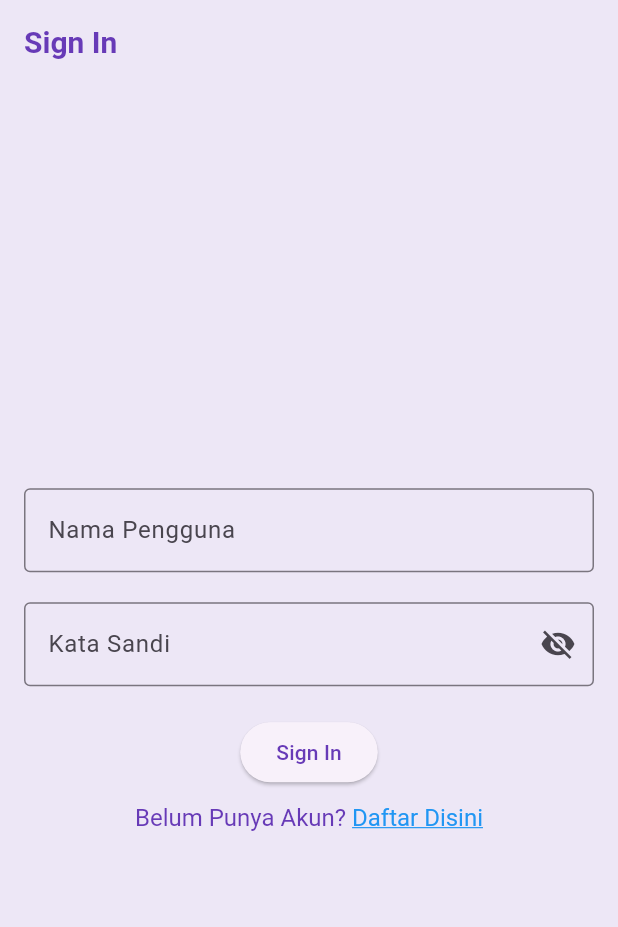
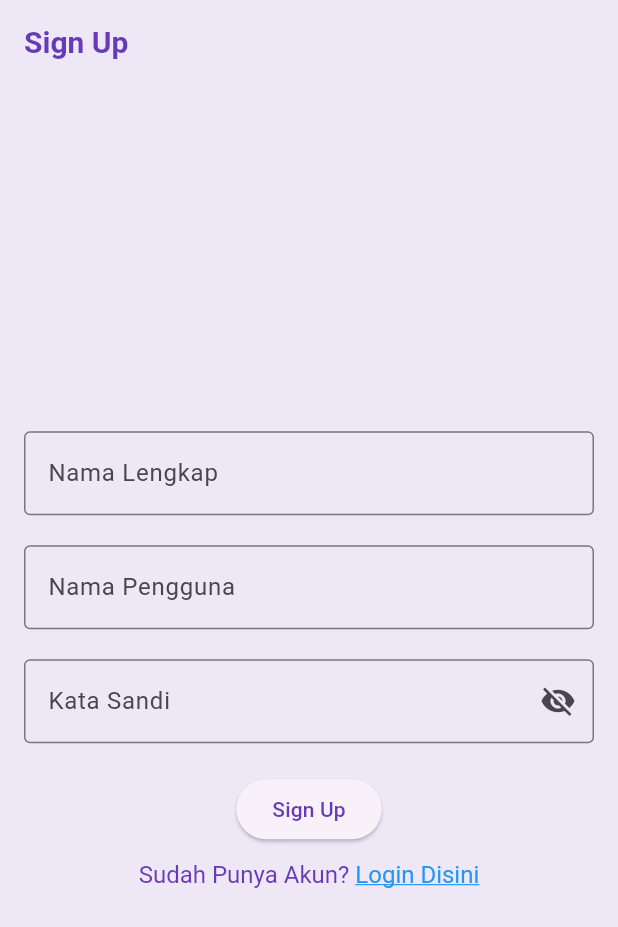
Before and after one commit to stevennvl/prj_wisatacandisi51, a Flutter app: the screen it shows after launch, on a phone screen of 412 x 824 dp. Shown: the top 927 px of the screen. Run offline on Flutter 3.47's test engine with Material 2 defaults, Android fonts, the phone set to English and light mode, and no system bars.

Commit message:
Penambahan SignUp Screen

```diff
--- a/lib/main.dart
+++ b/lib/main.dart
@@ -3,6 +3,7 @@ import 'package:prj_wisatacandisi51/widgets/detail_screen.dart';
 import 'package:prj_wisatacandisi51/data/candi_data.dart';
 import 'package:prj_wisatacandisi51/widgets/profile_screen.dart';
 import 'package:prj_wisatacandisi51/widgets/signin_screen.dart';
+import 'package:prj_wisatacandisi51/widgets/signup_screen.dart';
 
 void main() {
   runApp(const MyApp());
@@ -29,7 +30,7 @@ class MyApp extends StatelessWidget {
                 primary: Colors.deepPurple, surface: Colors.deepPurple[50]),
         useMaterial3: true,
       ),
-      home: const SignInScreen(),
+      home: const SignUpScreen(),
       // const ProfileScreen(),
       // DetailScreen(candi: candiList[0]),
     );
--- /dev/null
+++ b/lib/widgets/signup_screen.dart
@@ -0,0 +1,110 @@
+import 'package:flutter/gestures.dart';
+import 'package:flutter/material.dart';
+
+class SignUpScreen extends StatefulWidget {
+  const SignUpScreen({super.key});
+
+  @override
+  State<SignUpScreen> createState() => _SignUpScreenState();
+}
+
+class _SignUpScreenState extends State<SignUpScreen> {
+  // TODO: 1. Deklarasikan Variabel
+  final TextEditingController _fullNameController = TextEditingController();
+  final TextEditingController _usernameController = TextEditingController();
+  final TextEditingController _passwordController = TextEditingController();
+  String _errorText = '';
+  bool _isSigned = false;
+  bool _obscurePassword = true;
+
+  @override
+  Widget build(BuildContext context) {
+    return Scaffold(
+      // TODO: 2. Pasang Appbar
+      appBar: AppBar(
+        title: const Text("Sign Up"),
+      ),
+      // TODO: 3. Pasang body
+      body: Center(
+        child: SingleChildScrollView(
+          child: Padding(
+            padding: const EdgeInsets.all(16),
+            child: Form(
+              child: Column(
+                // TODO 4. Atur Main Axis Alignment dan Cross Axis Alignment
+                mainAxisAlignment: MainAxisAlignment.center,
+                crossAxisAlignment: CrossAxisAlignment.center,
+                children: [
+                  // TODO 5. Pasang TextFormField Nama Lengkap
+                  TextFormField(
+                    controller: _fullNameController,
+                    decoration: const InputDecoration(
+                        labelText: "Nama Lengkap",
+                        border: OutlineInputBorder()),
+                  ),
+                  const SizedBox(
+                    height: 20,
+                  ),
+                  // TODO 6. Pasang TextFormField Nama Pengguna
+                  TextFormField(
+                    controller: _usernameController,
+                    decoration: const InputDecoration(
+                        labelText: "Nama Pengguna",
+                        border: OutlineInputBorder()),
+                  ),
+                  // TODO 7. Pasang TextFormField Kata Sandi
+                  const SizedBox(
+                    height: 20,
+                  ),
+                  TextFormField(
+                    controller: _passwordController,
+                    decoration: InputDecoration(
+                        labelText: "Kata Sandi",
+                        errorText: _errorText.isNotEmpty ? _errorText : null,
+                        border: const OutlineInputBorder(),
+                        suffixIcon: IconButton(
+                          onPressed: () {
+                            setState(() {
+                              _obscurePassword = !_obscurePassword;
+                            });
+                          },
+                          icon: Icon(_obscurePassword
+                              ? Icons.visibility_off
+                              : Icons.visibility),
+                        )),
+                    obscureText: _obscurePassword,
+                  ),
+
+                  // TODO 8. Pasang Elevated Button Signed Up
+                  const SizedBox(height: 20),
+                  ElevatedButton(
+                      onPressed: () {}, child: const Text("Sign Up")),
+                  // TODO 9. Pasang TextButton Sign Up
+                  const SizedBox(height: 10),
+                  // TextButton(
+                  //     onPressed: () {},
+                  //     child: const Text("Belum Punya Akun? Daftar Disini")),
+                  RichText(
+                      text: TextSpan(
+                          text: "Sudah Punya Akun? ",
+                          style: const TextStyle(
+                              fontSize: 16, color: Colors.deepPurple),
+                          children: <TextSpan>[
+                        TextSpan(
+                          text: "Login Disini",
+                          style: const TextStyle(
+                              color: Colors.blue,
+                              decoration: TextDecoration.underline,
+                              fontSize: 16),
+                          recognizer: TapGestureRecognizer()..onTap = () {},
+                        )
+                      ]))
+                ],
+              ),
+            ),
+          ),
+        ),
+      ),
+    );
+  }
+}
```
